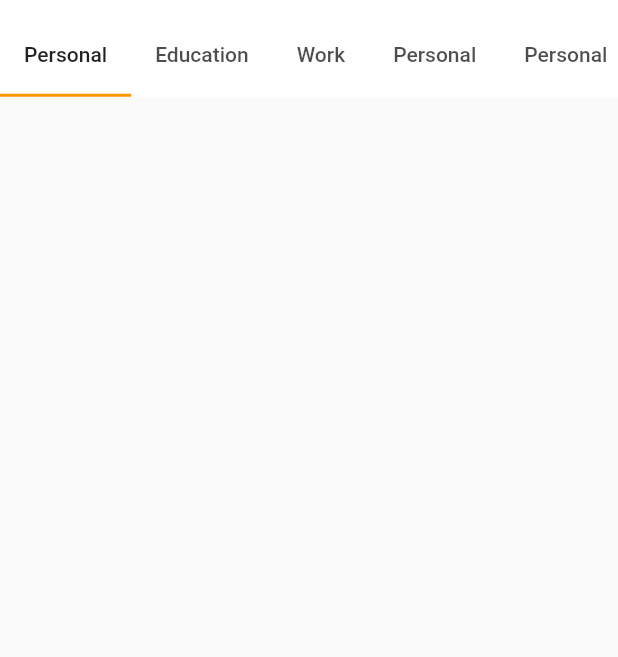
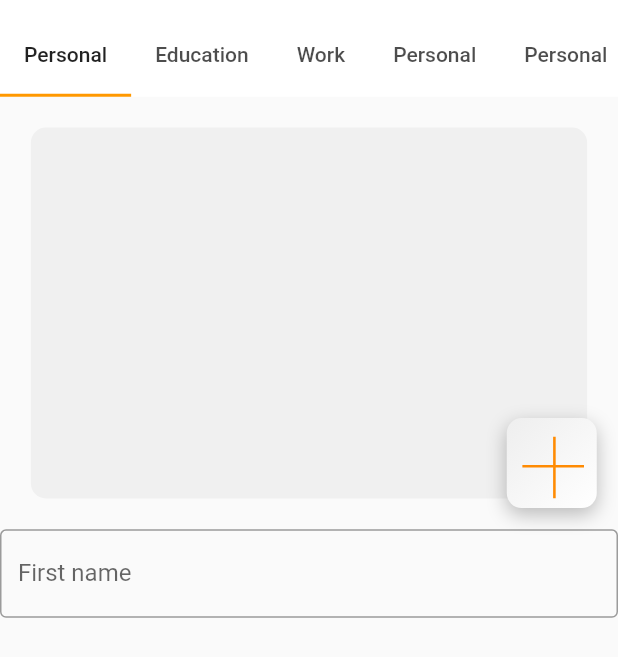
Before and after one commit to ShashankDeepak/Duckme, a Flutter app: the screen it shows after launch, on a phone screen of 412 x 824 dp. Shown: the top 657 px of the screen. Run offline on Flutter 3.47's test engine with Material 2 defaults, Android fonts, the phone set to English and light mode, and no system bars; our stand-ins replace cloud_firestore, firebase_auth, firebase_core, flutter_svg, google_fonts, google_nav_bar and 3 more; missing offline and left inert: cloud_firestore_web, firebase_auth_web, firebase_core_web; accounts and stored records are empty.

Commit message:
Merge branch 'main' of https://github.com/ShashankDeepak/Duckme

```diff
--- a/lib/pages/form.dart
+++ b/lib/pages/form.dart
@@ -76,7 +76,88 @@ class _FormPageState extends State<FormPage> {
             },
             body: TabBarView(
               children: [
-                Container(),
+                Container(
+                  child: Column(
+                    children: [
+                      Stack(
+                        children: [
+                          Padding(
+                            padding: EdgeInsets.only(
+                              top: h(0.025),
+                            ),
+                            child: Row(
+                              mainAxisAlignment: MainAxisAlignment.spaceEvenly,
+                              children: [
+                                Container(
+                                  width: w(0.9),
+                                  height: h(0.3),
+                                  decoration: BoxDecoration(
+                                    color: HexColor("F0F0F0"),
+                                    borderRadius: BorderRadius.circular(10),
+                                  ),
+                                ),
+                              ],
+                            ),
+                          ),
+                          Padding(
+                            padding: EdgeInsets.only(
+                              top: h(0.26),
+                              left: w(0.82),
+                            ),
+                            child: Container(
+                              height: 60,
+                              width: 60,
+                              decoration: BoxDecoration(
+                                boxShadow: [
+                                  BoxShadow(
+                                    color: HexColor("000000").withOpacity(0.25),
+                                    blurRadius: 10,
+                                    offset: Offset(0, 4),
+                                  ),
+                                ],
+                                borderRadius: BorderRadius.circular(10),
+                                gradient: LinearGradient(
+                                  begin: Alignment.topLeft,
+                                  end: Alignment.bottomRight,
+                                  colors: [
+                                    HexColor("EEEEEE"),
+                                    HexColor("FFFFFF")
+                                  ],
+                                ),
+                              ),
+                            ),
+                          ),
+                          Padding(
+                            padding: EdgeInsets.only(
+                              top: h(0.25),
+                              left: w(0.845),
+                            ),
+                            child: Container(
+                              height: h(0.1),
+                              width: w(0.1),
+                              child: SvgPicture.asset(
+                                  "assets/Icons/Plus icon.svg"),
+                            ),
+                          ),
+                          Padding(
+                            padding: EdgeInsets.only(
+                              top: h(0.26),
+                              left: w(0.82),
+                            ),
+                          ),
+                        ],
+                      ),
+                      TextFormField(
+                        textAlignVertical: TextAlignVertical.top,
+                        decoration: InputDecoration(
+                          border: OutlineInputBorder(),
+                          hintText: 'bradjonson119@gmail.com',
+                          labelText: 'First name',
+                        ),
+                      ),
+                    ],
+                  ),
+                ),
                 Container(),
                 Container(),
                 Container(),
```
Also changed, not shown: pubspec.lock.
